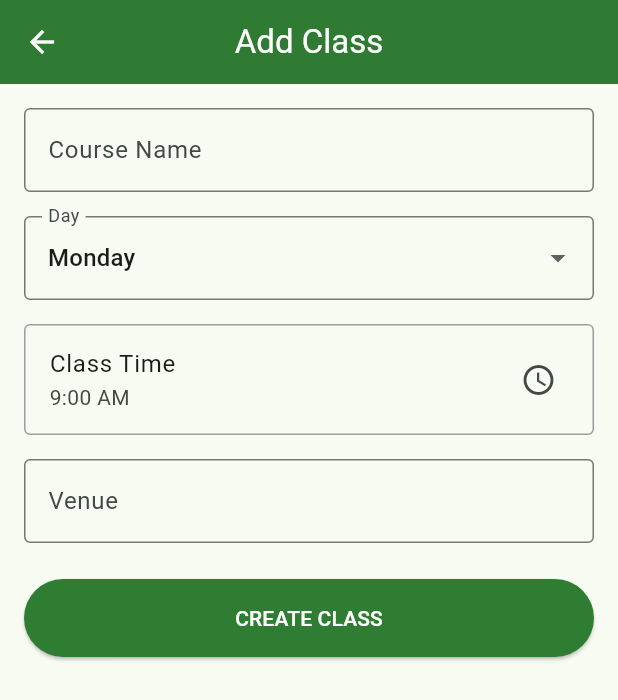
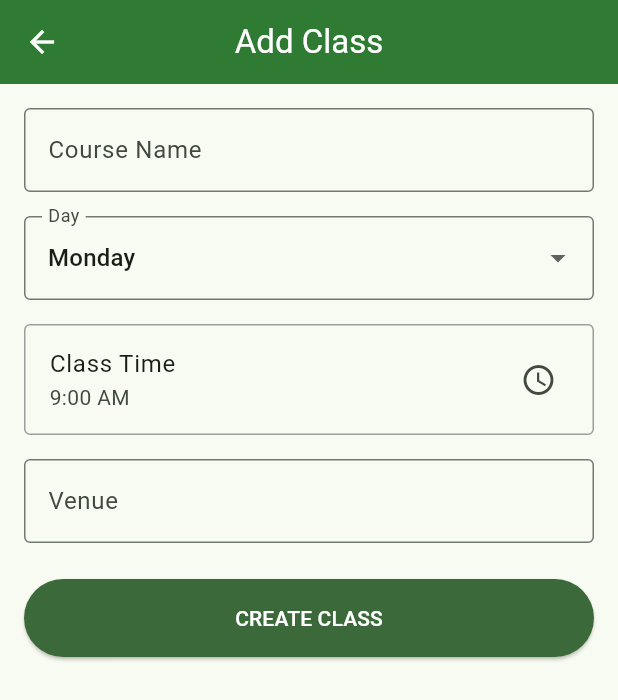
Before and after one commit to obert-kakomo12/class-attendance-remainder, a Flutter app: the screen it shows after launch, after a tap on the "add" icon, on a phone screen of 412 x 824 dp. Shown: the top 700 px of the screen. Run offline on Flutter 3.47's test engine with Material 3 defaults, Android fonts, the phone set to English and light mode, and no system bars; our stand-ins replace flutter_local_notifications, sqflite, timezone; accounts and stored records are empty.

Commit message:
chore: fix lint warnings and clean up unused imports

```diff
--- a/lib/main.dart
+++ b/lib/main.dart
@@ -18,9 +18,7 @@ class ClassTrackApp extends StatelessWidget {
       debugShowCheckedModeBanner: false,
       theme: ThemeData(
         colorScheme: ColorScheme.fromSeed(
-          seedColor: const Color(0xFF2E7D32), // Professional Green
-          primary: const Color(0xFF2E7D32),
-          secondary: const Color(0xFF1B5E20),
+          seedColor: const Color(0xFF2E7D32),
         ),
         useMaterial3: true,
         appBarTheme: const AppBarTheme(
@@ -33,7 +31,9 @@ class ClassTrackApp extends StatelessWidget {
           elevation: 2,
           shape: RoundedRectangleBorder(borderRadius: BorderRadius.circular(12)),
         ),
+
       ),
+
       home: const HomeScreen(),
     );
   }
--- a/lib/screens/add_class_screen.dart
+++ b/lib/screens/add_class_screen.dart
@@ -133,6 +133,7 @@ class _AddClassScreenState extends State<AddClassScreen> {
                   foregroundColor: Colors.white,
                   padding: const EdgeInsets.symmetric(vertical: 16),
                 ),
+
                 child: Text(widget.classToEdit == null ? 'CREATE CLASS' : 'UPDATE CLASS'),
               ),
             ],
--- a/lib/screens/timetable_screen.dart
+++ b/lib/screens/timetable_screen.dart
@@ -121,6 +121,7 @@ class _TimetableScreenState extends State<TimetableScreen> with SingleTickerProv
               if (context.mounted) Navigator.pop(context);
               _loadClasses();
             },
+
             child: const Text('Delete', style: TextStyle(color: Colors.red)),
           ),
         ],
--- a/lib/services/notification_service.dart
+++ b/lib/services/notification_service.dart
@@ -68,4 +68,5 @@ class NotificationService {
   Future<void> cancelNotification(int id) async {
     await flutterLocalNotificationsPlugin.cancel(id: id);
   }
+
 }
```
Also changed, not shown: 1 other file.
